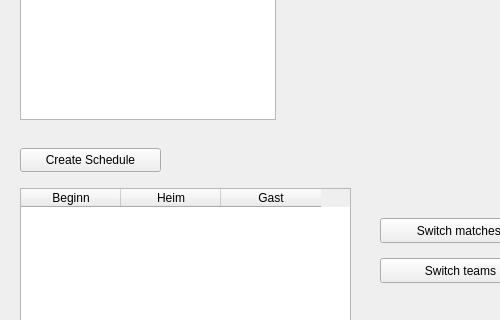
Before: the Qt Designer form ui/TeamEditor.ui in tapir442/py-match-fit, drawn with Qt 5; both pictures show x 0 to 500 and y 92 to 412 of the 840 by 780 pixel window.
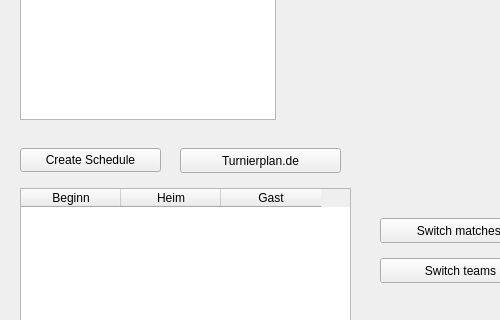
After: the same form once the commit is applied.

Patch:
```diff
--- a/ui/TeamEditor.ui
+++ b/ui/TeamEditor.ui
@@ -156,6 +156,19 @@
     </rect>
    </property>
   </widget>
+  <widget class="QPushButton" name="meinturnierplan">
+   <property name="geometry">
+    <rect>
+     <x>180</x>
+     <y>240</y>
+     <width>161</width>
+     <height>25</height>
+    </rect>
+   </property>
+   <property name="text">
+    <string>Turnierplan.de</string>
+   </property>
+  </widget>
  </widget>
  <resources/>
  <connections>
```
